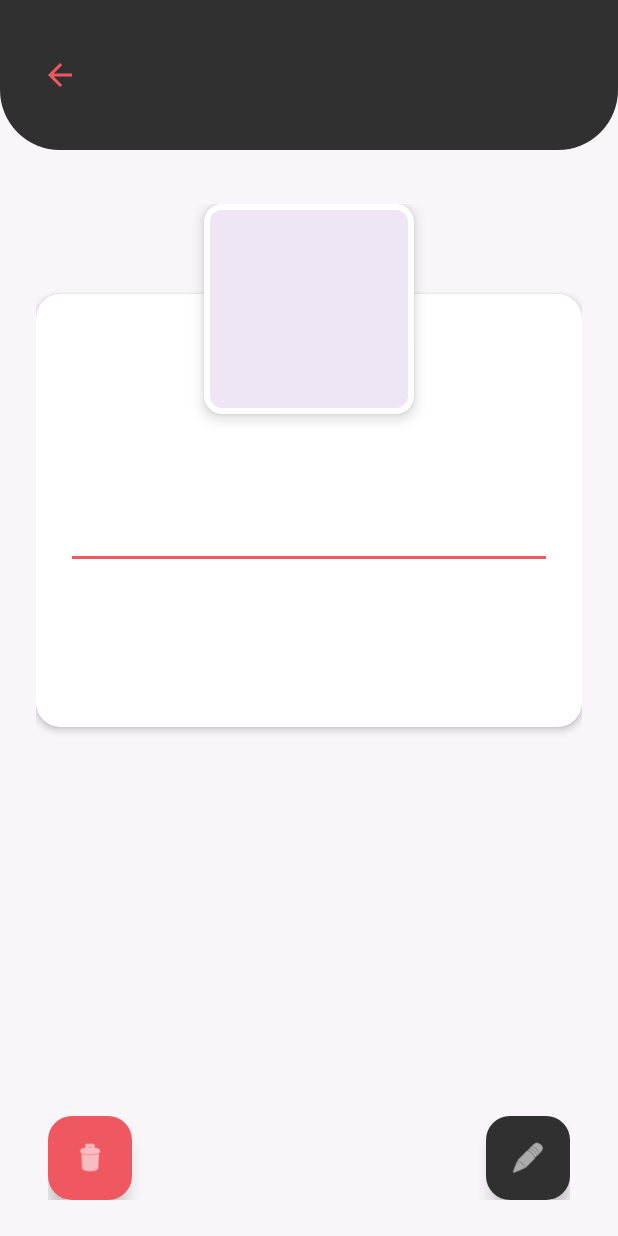
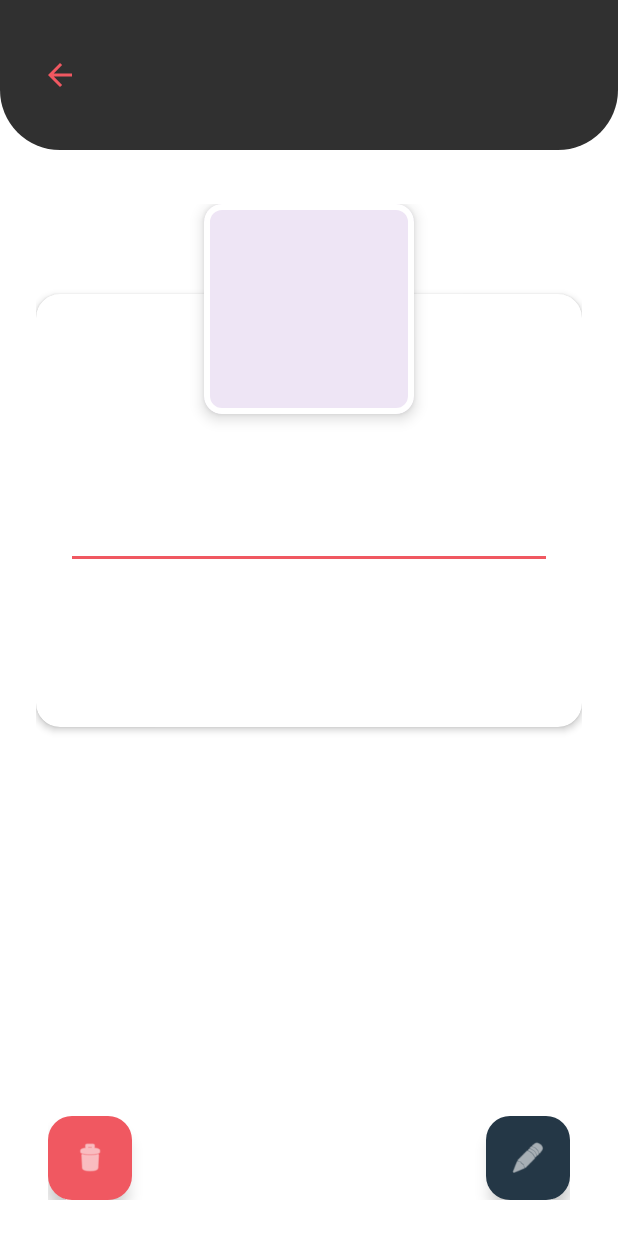
Before and after one commit to Sepul11/DogApp, an Android app: the fragment DetalleFragment placed in its activity, on a phone screen of 412 x 824 dp. Run offline under Robolectric (Android 15) with nearby library versions, the phone set to English and light mode, and no system bars; our stand-ins replace Room's generated code, data binding; pictures from the network do not load.

Commit message:
fix(detalle): ajustar colores y documentar HU-4

```diff
--- a/app/src/main/res/layout/fragment_detalle.xml
+++ b/app/src/main/res/layout/fragment_detalle.xml
@@ -6,7 +6,7 @@
     <androidx.constraintlayout.widget.ConstraintLayout
         android:layout_width="match_parent"
         android:layout_height="match_parent"
-        android:background="#F9F6FA">
+        android:background="@color/white">
 
         <!-- Toolbar Superior con el Nombre de la Mascota -->
         <FrameLayout
@@ -100,7 +100,7 @@
                             android:layout_width="wrap_content"
                             android:layout_height="wrap_content"
                             android:layout_marginTop="8dp"
-                            android:textColor="#333333"
+                            android:textColor="@color/black"
                             android:textSize="22sp"
                             android:textStyle="bold"
                             app:layout_constraintTop_toTopOf="parent"
@@ -224,7 +224,7 @@
                 android:contentDescription="@string/btn_editar_cita"
                 app:srcCompat="@android:drawable/ic_menu_edit"
                 app:tint="@color/white"
-                app:backgroundTint="@color/login_background"
+                app:backgroundTint="@color/appointment_dark_blue"
                 app:fabSize="normal"
                 app:layout_constraintEnd_toEndOf="parent"
                 app:layout_constraintTop_toTopOf="parent"
--- a/app/src/main/res/values/colors.xml
+++ b/app/src/main/res/values/colors.xml
@@ -8,4 +8,5 @@
     <color name="field_focus_purple">#673AB7</color>
     <color name="field_hint_gray">#757575</color>
     <color name="field_outline_gray">#9E9E9E</color>
+    <color name="appointment_dark_blue">#243746</color>
 </resources>
```
Also changed, not shown: 1 other file.
